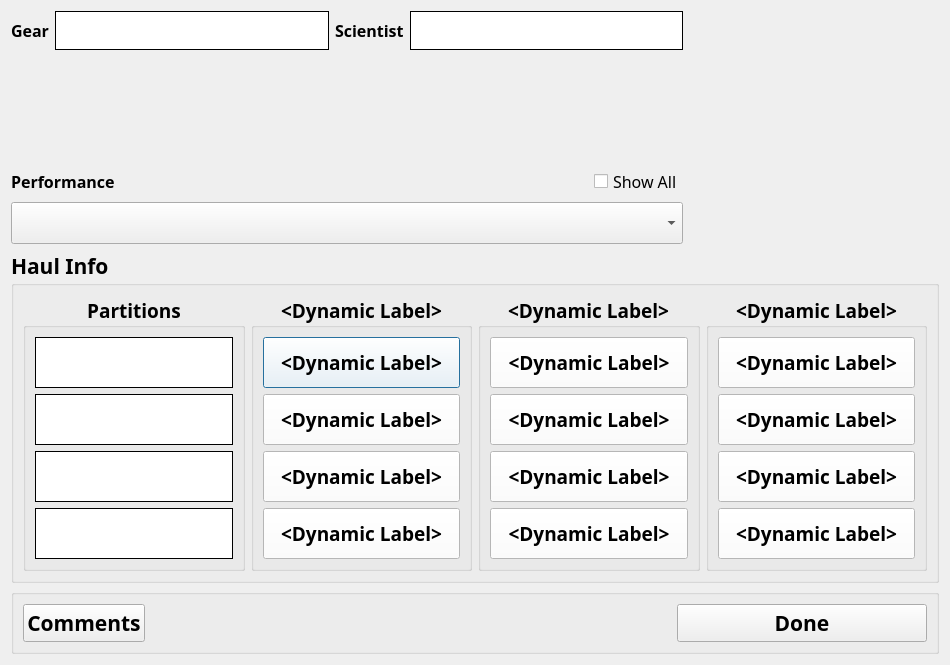
First picture: the form in ui/CLAMSHaul.ui, repository guyuhong/CLAMS, before the edit.
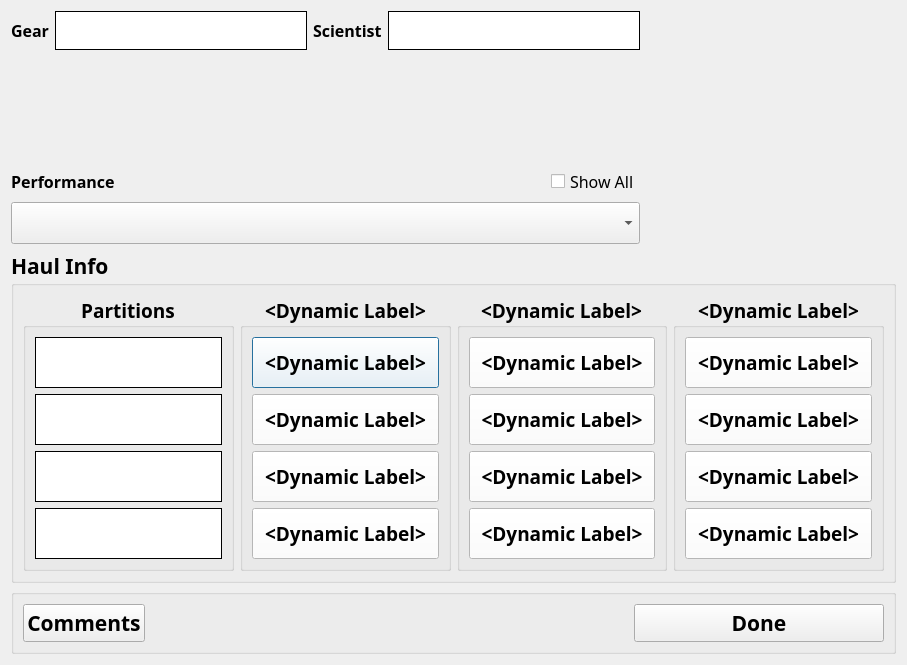
Second picture: the form after the edit.

Commit message: Tweaked haul and maturity guide UIs. Fixed conflict in ui_LoadCellDialog.py

What changed in the file:
```diff
--- a/ui/CLAMSHaul.ui
+++ b/ui/CLAMSHaul.ui
@@ -9,7 +9,7 @@
    <rect>
     <x>0</x>
     <y>0</y>
-    <width>950</width>
+    <width>907</width>
     <height>665</height>
    </rect>
   </property>
```
The commit also changes 4 other files.
